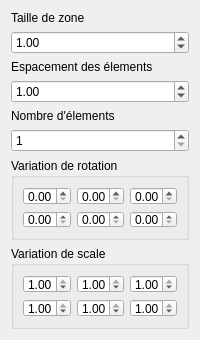
Qt form sources/drawdialog.ui (b4n92uid/theball-editor) before a commit.
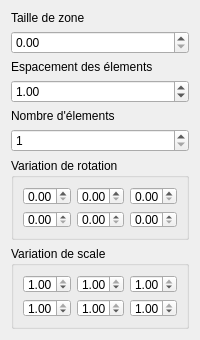
The same form after that commit. Icons and pictures are not drawn.

Patch:
```diff
--- a/sources/drawdialog.ui
+++ b/sources/drawdialog.ui
@@ -46,7 +46,7 @@
    <item row="0" column="1">
     <widget class="QDoubleSpinBox" name="zoneSize">
      <property name="value">
-      <double>1.000000000000000</double>
+      <double>0.000000000000000</double>
      </property>
     </widget>
    </item>
```
